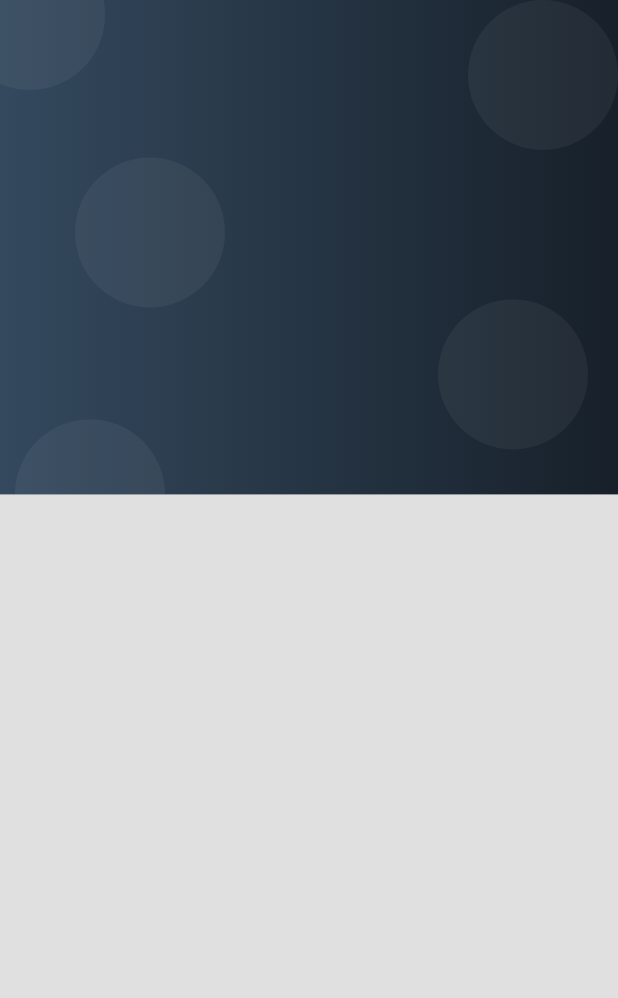
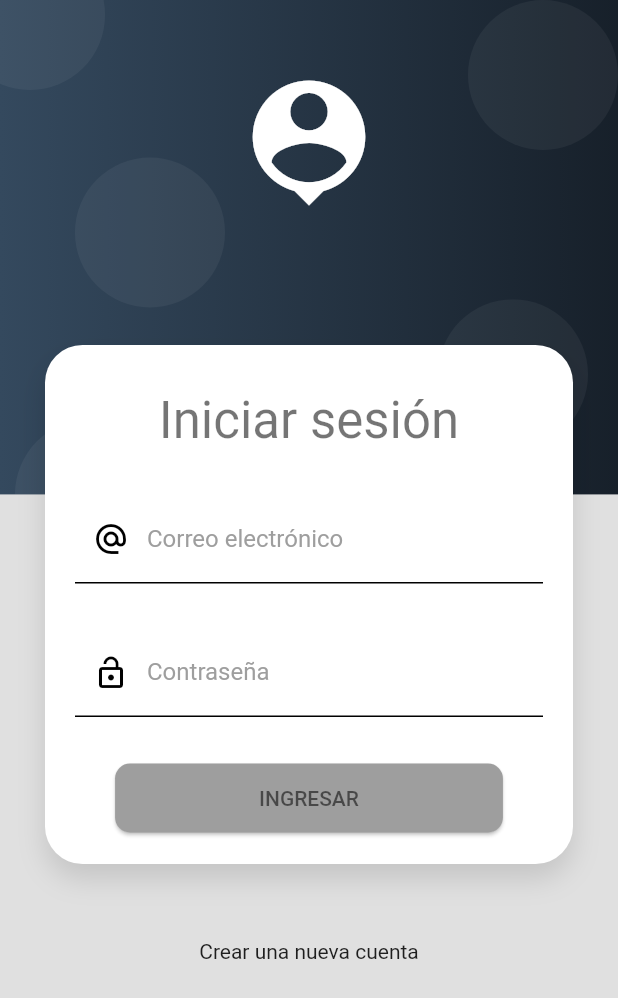
Before and after one commit to GeorgeLN/flutter_app_ventas, a Flutter app: the screen it shows after launch, on a phone screen of 412 x 824 dp. Shown: the top 998 px of the screen. Run offline on Flutter 3.47's test engine with Material 2 defaults, Android fonts, the phone set to English and light mode, and no system bars.

Commit message:
Diseño de Login terminado

```diff
--- a/lib/screens/login-screen.dart
+++ b/lib/screens/login-screen.dart
@@ -1,4 +1,5 @@
 import 'package:flutter/material.dart';
+import 'package:seguridad_clientes_app/ui/input_decortations.dart';
 import 'package:seguridad_clientes_app/widgets/widgets.dart';
 
 class LoginScreen extends StatelessWidget {
@@ -7,8 +8,93 @@
 
   @override
   Widget build(BuildContext context) {
-    return const Scaffold(
-      body: AuthBackground(),
+    return Scaffold(
+      body: AuthBackground(
+        child: SingleChildScrollView( //Permite hacer Scroll a los "hijos" en caso de que la pantalla ya no de.
+          child: Column(
+            children: [
+
+              const SizedBox(height: 230),
+
+              CardContainer(
+                child: Column(
+                  children: [
+                    const SizedBox(height: 10),
+                    Text('Iniciar sesión', style: Theme.of(context).textTheme.headlineMedium),
+
+                    const SizedBox(height: 30),
+                    const _LoginForm(),
+                  ],
+                ),
+              ),
+
+              const SizedBox(height: 50),
+
+              const Text('Crear una nueva cuenta'),
+
+              const SizedBox(height: 50),
+            ],
+          ),
+        ),
+      ),
     );
   }
 }
+
+class _LoginForm extends StatelessWidget {
+  const _LoginForm({super.key});
+
+  @override
+  Widget build(BuildContext context) {
+    return Form(
+      //TODO: Mantener la referencia al "Key"
+      child: Column(
+        children: [
+
+          TextFormField(
+            autocorrect: false, //Evita el autocorrector
+            keyboardType: TextInputType.emailAddress,
+
+            decoration: InputDecorations.authInputDecoration(
+              hintText: 'Ejemplo@gmail.com',
+              labelText: 'Correo electrónico',
+              prefixIcon: Icons.alternate_email,
+            ),
+          ),
+
+          const SizedBox(height: 30),
+
+          TextFormField(
+            autocorrect: false, //Evita el autocorrector
+            obscureText: true,
+            keyboardType: TextInputType.emailAddress,
+
+            decoration: InputDecorations.authInputDecoration(
+              hintText: 'Contraseña',
+              labelText: 'Contraseña',
+              prefixIcon: Icons.lock_open,
+            ),
+          ),
+
+          const SizedBox(height: 30),
+
+          MaterialButton(
+            shape: RoundedRectangleBorder(borderRadius: BorderRadius.circular(10)),
+            disabledColor: Colors.grey,
+            color: Colors.grey,
+            elevation: 1,
+
+            child: Container(
+              padding: const EdgeInsets.symmetric(horizontal: 80, vertical: 15),
+              child: const Text('INGRESAR', style: TextStyle(color: Colors.black54)),
+            ),
+
+            onPressed: () {
+
+            },
+          ),
+        ],
+      ),
+    );
+  }
+}
--- /dev/null
+++ b/lib/ui/input_decortations.dart
@@ -0,0 +1,29 @@
+import 'package:flutter/material.dart';
+
+class InputDecorations {
+  static InputDecoration authInputDecoration({
+    required String hintText,
+    required String labelText,
+    IconData? prefixIcon,
+  }) { //Estilo del InputDecoration.
+
+    return InputDecoration(
+      enabledBorder: const UnderlineInputBorder(
+        borderSide: BorderSide(color: Colors.black)
+      ),
+
+      focusedBorder: const UnderlineInputBorder(
+        borderSide: BorderSide(color: Colors.black, width: 2),
+      ),
+
+      hintText: hintText,
+      labelText: labelText,
+      labelStyle: const TextStyle(
+        color: Colors.grey
+      ),
+      prefixIcon: prefixIcon != null
+        ? Icon(prefixIcon, color: Colors.black)
+        : null,
+    );
+  }
+}
--- a/lib/widgets/auth_background.dart
+++ b/lib/widgets/auth_background.dart
@@ -4,7 +4,9 @@
 
 class AuthBackground extends StatelessWidget {
 
-  const AuthBackground({Key? key}) : super(key: key);
+  final Widget child;
+
+  const AuthBackground({Key? key, required this.child}) : super(key: key);
 
   @override
   Widget build(BuildContext context) {
@@ -13,18 +15,44 @@
       width: double.infinity,
       height: double.infinity,
 
-      child: const Stack(
+      child: Stack(
         children: [
-          _PurpleBox(),
+          //Fondo negro dividido.
+          const _BlackBox(),
+
+          //Ícono central
+          const _HeaderIcon(),
+
+          child,
         ],
       ),
     );
   }
 }
 
-class _PurpleBox extends StatelessWidget {
+class _HeaderIcon extends StatelessWidget {
+  const _HeaderIcon({
+    super.key,
+  });
 
-  const _PurpleBox({super.key});
+  @override
+  Widget build(BuildContext context) {
+    return SafeArea( //Separación en el borde superior del dispositivo.
+      child: Container(
+        width: double.infinity,
+        //color: Colors.red,
+        margin: const EdgeInsets.only(top: 45),
+
+        child: const Icon(Icons.person_pin, color: Colors.white, size: 100),
+
+      ),
+    );
+  }
+}
+
+class _BlackBox extends StatelessWidget {
+
+  const _BlackBox({super.key});
 
   @override
   Widget build(BuildContext context) {
--- /dev/null
+++ b/lib/widgets/card_container.dart
@@ -0,0 +1,37 @@
+import 'package:flutter/material.dart';
+
+class CardContainer extends StatelessWidget {
+
+  final Widget child;
+
+  const CardContainer({super.key, required this.child});
+
+  @override
+  Widget build(BuildContext context) {
+    return Padding(
+      padding: const EdgeInsets.symmetric(horizontal: 30),
+      child: Container(
+        width: double.infinity,
+        padding: const EdgeInsets.all(20),
+        decoration: _createCard(),
+
+        child: child,
+      ),
+    );
+  }
+
+  BoxDecoration _createCard() {
+    return BoxDecoration(
+      color: Colors.white,
+      borderRadius: BorderRadius.circular(25),
+
+      boxShadow: const [
+        BoxShadow(
+          color: Colors.black12,
+          blurRadius: 15,
+          offset: Offset(0, 10),
+        ),
+      ]
+    );
+  }
+}
--- a/lib/widgets/widgets.dart
+++ b/lib/widgets/widgets.dart
@@ -1 +1,2 @@
 export 'package:seguridad_clientes_app/widgets/auth_background.dart';
+export 'package:seguridad_clientes_app/widgets/card_container.dart';
```
